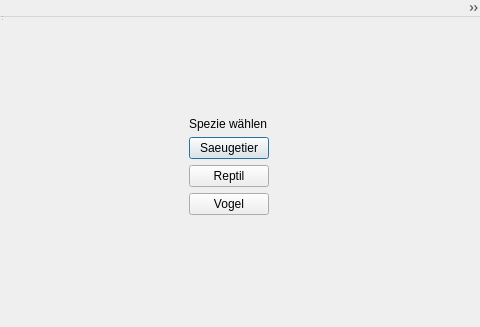
haritianaramparany3331-ship-it/Verwaltung-eines-Nationalparks, file NationalParkGUI/tierbearbeitendialog.ui: the form before one commit; both pictures show x 0 to 480 and y 0 to 327 of the 480 by 640 pixel window.
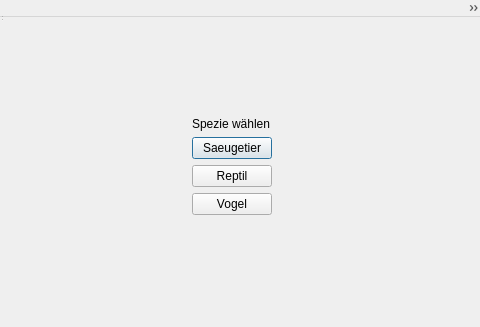
The form after the commit. The open tabs and pages were chosen to show the change.

```diff
--- a/NationalParkGUI/tierbearbeitendialog.ui
+++ b/NationalParkGUI/tierbearbeitendialog.ui
@@ -14,6 +14,14 @@
    <string>MainWindow</string>
   </property>
   <widget class="QWidget" name="centralwidget">
+   <property name="geometry">
+    <rect>
+     <x>0</x>
+     <y>0</y>
+     <width>464</width>
+     <height>332</height>
+    </rect>
+   </property>
    <layout class="QVBoxLayout" name="verticalLayout">
     <item>
      <widget class="QStackedWidget" name="stackedWidget">
```
Left out of the diff: 13 changed lines with no effect on the pictures.
